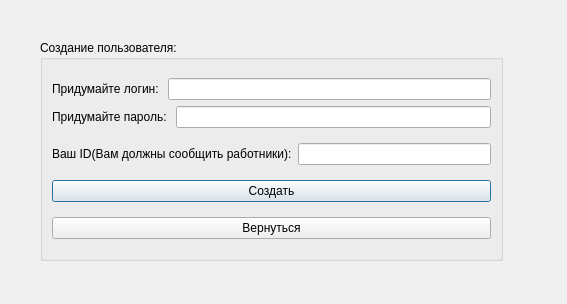
The window that src/project/createuser.ui (Edeotena/bd_4rd_sem_course_work) describes before a commit, drawn with Qt 5.
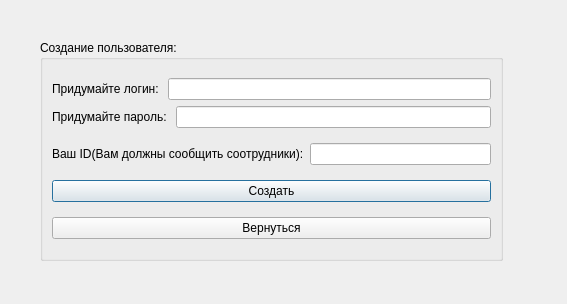
The same window after the commit.

Commit message: position and id of user got

What changed in the file:
```diff
--- a/src/project/createuser.ui
+++ b/src/project/createuser.ui
@@ -63,7 +63,7 @@
       <item>
        <widget class="QLabel" name="label_3">
         <property name="text">
-         <string>Ваш ID(Вам должны сообщить работники):</string>
+         <string>Ваш ID(Вам должны сообщить соотрудники):</string>
         </property>
        </widget>
       </item>
```
The commit also changes 2 other files.
